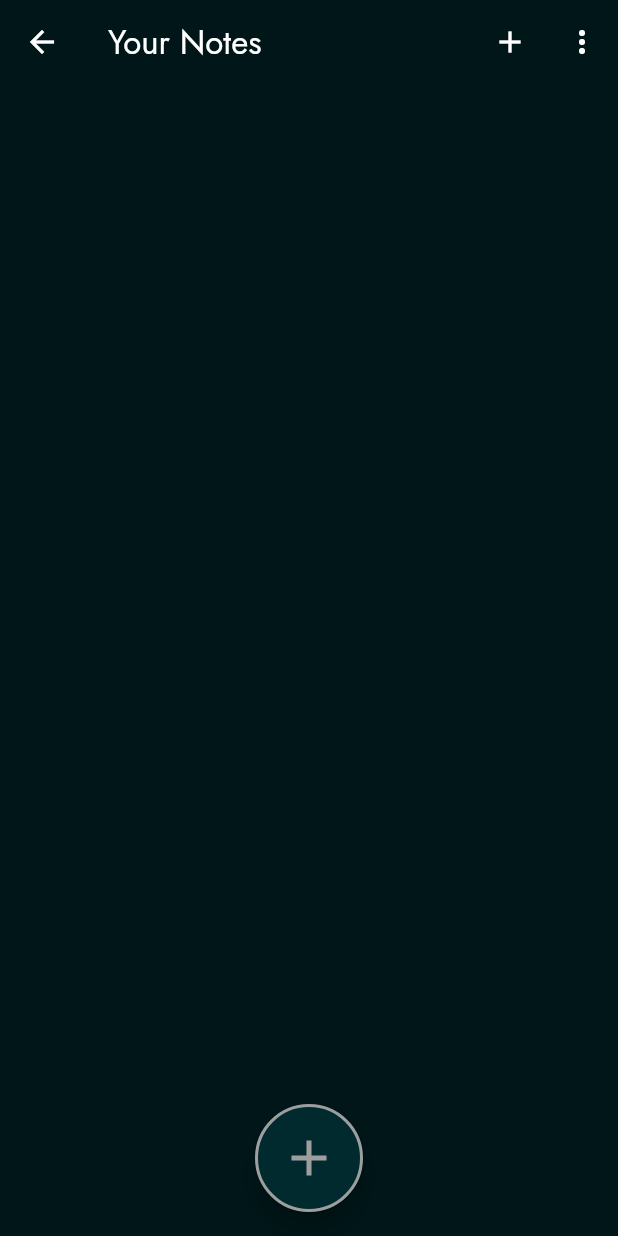
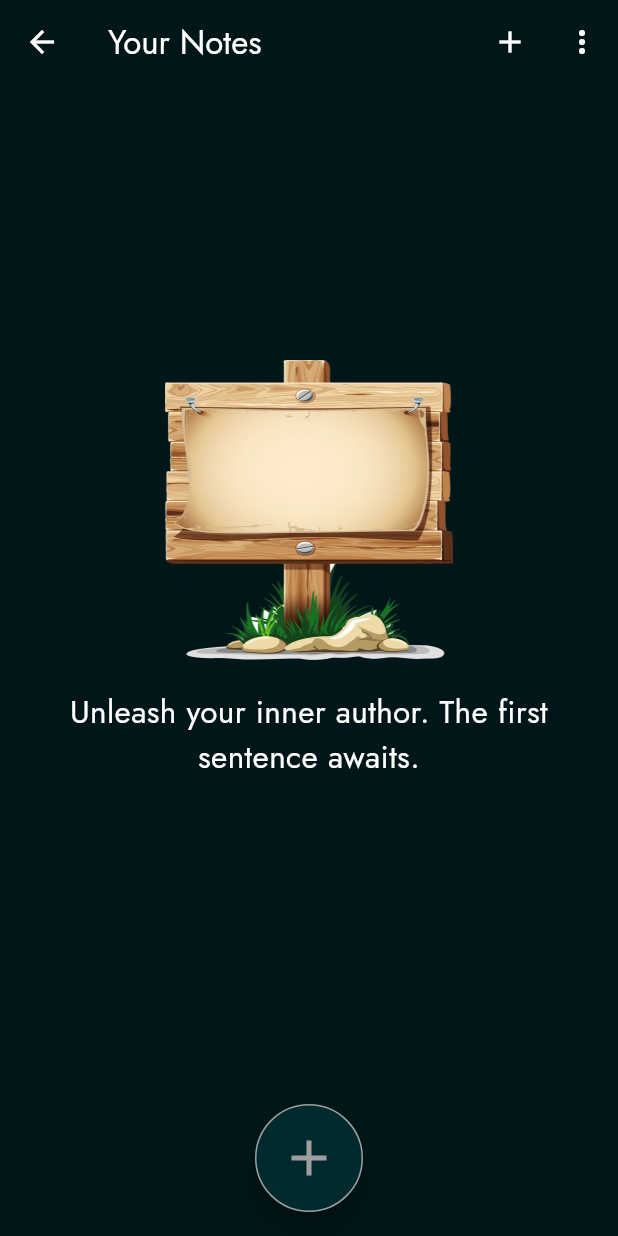
Before and after one commit to SamuelNw/notes, a Flutter app: the NotesView screen opened directly, on a phone screen of 412 x 824 dp. Run offline on Flutter 3.47's test engine with Material 3 defaults, Android fonts, the phone set to English and light mode, and no system bars; our stand-ins replace bloc, cloud_firestore, equatable, firebase_auth, firebase_core, flutter_bloc and 2 more; accounts and stored records are empty; generated files the repository leaves out were written again.

Commit message:
Recreate app with a screen to show when user has no notes

```diff
--- a/notes/lib/views/notes/notes_list_view.dart
+++ b/notes/lib/views/notes/notes_list_view.dart
@@ -1,4 +1,5 @@
 import "package:flutter/material.dart";
+import "package:google_fonts/google_fonts.dart";
 import "package:notes/services/cloud/cloud_note.dart";
 import "package:notes/utilities/dialogs/delete_note_dialog.dart";
 
@@ -18,6 +19,32 @@ class NotesListView extends StatelessWidget {
 
   @override
   Widget build(BuildContext context) {
+    if (notes.isEmpty) {
+      return Center(
+        child: Padding(
+          padding: const EdgeInsets.only(bottom: 120, left: 20.0, right: 20.0),
+          child: Column(
+            mainAxisAlignment: MainAxisAlignment.center,
+            children: <Widget>[
+              const Image(
+                image: AssetImage("assets/other/no_notes.png"),
+                height: 200,
+                width: 200,
+              ),
+              const SizedBox(height: 20),
+              Text(
+                "Unleash your inner author. The first sentence awaits.",
+                style: GoogleFonts.jost(
+                  color: Colors.white,
+                  fontSize: 21.0,
+                ),
+                textAlign: TextAlign.center,
+              ),
+            ],
+          ),
+        ),
+      );
+    } else {
       return ListView.builder(
         itemCount: notes.length,
         itemBuilder: (context, index) {
@@ -46,3 +73,4 @@ class NotesListView extends StatelessWidget {
       );
     }
   }
+}
--- a/notes/lib/views/notes/notes_view.dart
+++ b/notes/lib/views/notes/notes_view.dart
@@ -74,7 +74,7 @@ class _NotesViewState extends State<NotesView> {
           foregroundColor: Colors.grey,
           shape: RoundedRectangleBorder(
             borderRadius: BorderRadius.circular(50.0),
-            side: const BorderSide(color: Colors.grey, width: 2.0),
+            side: const BorderSide(color: Colors.grey, width: 1.0),
           ),
           child: const Icon(
             Icons.add_sharp,
--- a/notes/pubspec.yaml
+++ b/notes/pubspec.yaml
@@ -48,6 +48,7 @@ dependencies:
   flutter_launcher_icons: ^0.13.1
   share_plus: ^7.2.1
   intl: ^0.19.0
+  google_fonts: ^6.1.0
 
 dev_dependencies:
   flutter_test:
@@ -78,6 +79,7 @@ flutter:
     - assets/view_bgs/login_bg.jpg
     - assets/view_bgs/register_bg.jpg
     - assets/icon/icon.png
+    - assets/other/no_notes.png
 
   # An image asset can refer to one or more resolution-specific "variants", see
   # https://flutter.dev/assets-and-images/#resolution-aware
```
Also changed, not shown: notes/assets/other/no_notes.png (added), notes/pubspec.lock, 2 other files. Lines whose indentation alone changed are shown as unchanged.
